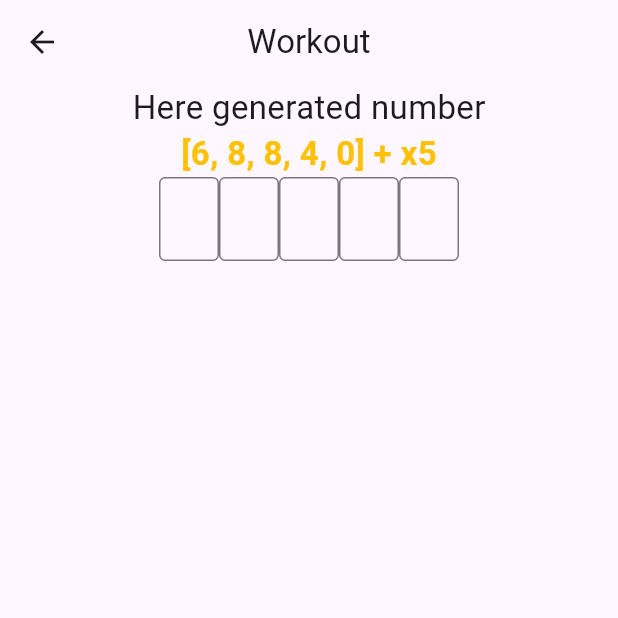
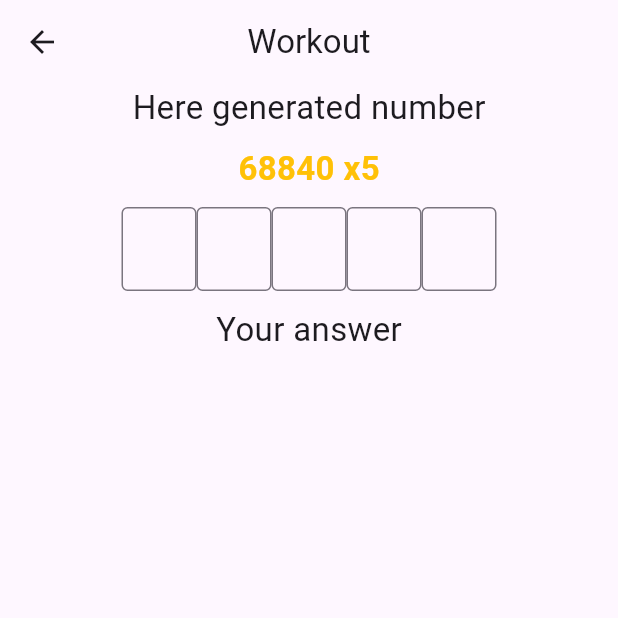
Before and after one commit to FrankMilvus/Trachtenberg-GREMA, a Flutter app: the OddsByFiveWorkout screen opened directly, on a phone screen of 412 x 824 dp, the top half of it. Run offline on Flutter 3.47's test engine with Material 3 defaults, Android fonts, the phone set to English and light mode, and no system bars.

Commit message:
Implement auto-focus inputs in "Odds by 5" and refactor number generation
- Update `OneDigitField` to accept `FocusNode` and `TextEditingController`, enabling automatic focus advancement upon input.
- Convert `OddsByFiveWorkout` to `StatefulWidget` to manage the lifecycle of input controllers and focus nodes.
- Refactor `RndDigit` helper to return a structured `EvenNumberResult` containing both individual digits and the composite number.
- Wire up chained focus nodes in `OddsByFiveWorkout` to allow automatic navigation between input fields.
- Clean up random generation logic in `get_rnd.dart` by removing debug prints and standardizing formatting.

```diff
--- a/lib/helper/get_rnd.dart
+++ b/lib/helper/get_rnd.dart
@@ -1,43 +1,39 @@
 import 'dart:math';
+
+class EvenNumberResult {
+  final List<int> digits;
+  final int number;
+
+  EvenNumberResult(this.digits, this.number);
+}
 
 class RndDigit {
   static final _random = Random();
 
-  static List<int> randomEven({required int count, int min = 0, int max = 10}) {
-    assert(max >= min);
-    int normalDigit= 0;
+  static EvenNumberResult randomEven({
+    required int count,
+    int min = 0,
+    int max = 10,
+  }) {
     List<int> digits = [];
-
 
     for (int i = 0; i < count; i++) {
       int n = _random.nextInt(max - min + 1) + min;
+      if (n.isOdd) n++;
+      if (n > max) n -= 2;
+      if (n == 10) n -= 2;
+      digits.add(n);
+    }
 
-      // Make it even
-      if (n.isOdd) n++;
+    if (digits[0] == 0) digits[0] += 2;
 
-      // Ensure we don't exceed max
-      if (n > max) n -= 2;
+    int number = arrayToDigit(digits);
 
-      // _tmpDigit = min + _random.nextInt(max - min + 1);
-      print('DIGITS: $n');
-      if (n==10) n-=2;
-      digits.add(n);
-
-    }
-    normalDigit = arrayToDigit(digits);
-    print('BIG NORMAL DIGIT $normalDigit');
-
-    if (digits[0]==0) digits[0]+=2;
-
-
-    print('BIG DIGIT $digits');
-
-    return digits;
+    return EvenNumberResult(digits, number);
   }
 }
 
-
-int arrayToDigit (List<int> array){
+int arrayToDigit(List<int> array) {
   int digit = 0;
 
   for (int i = 0; i < array.length; i++) {
--- a/lib/views/Pages/odds_by_five_workout.dart
+++ b/lib/views/Pages/odds_by_five_workout.dart
@@ -6,12 +6,42 @@ import 'package:untitled2/widgets/one_digit_field.dart';
 import '../../constants/text_styles.dart';
 import '../../widgets/back_widget.dart';
 
-class OddsByFiveWorkout extends StatelessWidget {
+class OddsByFiveWorkout extends StatefulWidget {
   const OddsByFiveWorkout({super.key});
 
   @override
+  State<OddsByFiveWorkout> createState() => _OddsByFiveWorkoutState();
+}
+
+class _OddsByFiveWorkoutState extends State<OddsByFiveWorkout> {
+  final f1 = FocusNode();
+  final f2 = FocusNode();
+  final f3 = FocusNode();
+  final f4 = FocusNode();
+  final f5 = FocusNode();
+
+  final c1 = TextEditingController();
+  final c2 = TextEditingController();
+  final c3 = TextEditingController();
+  final c4 = TextEditingController();
+  final c5 = TextEditingController();
+
+  @override
+  void dispose() {
+    f1.dispose();
+    f2.dispose();
+    f3.dispose();
+    f4.dispose();
+    f5.dispose();
+    c1.dispose(); c2.dispose(); c3.dispose(); c4.dispose(); c5.dispose();
+    super.dispose();
+  }
+
+  @override
   Widget build(BuildContext context) {
-    var digit = RndDigit.randomEven(count: 5);
+    var rnd = RndDigit.randomEven(count: 5);
+    List <int> digits = rnd.digits;
+    var digit = arrayToDigit(digits);
 
     return Scaffold(
       appBar: AppBar(
@@ -24,17 +54,21 @@ class OddsByFiveWorkout extends StatelessWidget {
       body: Column(
         children: [
           Text('Here generated number', style: KTextStyle.body(context)),
-          Text('$digit + x5', style: KTextStyle.digit(context)),
+          SizedBox(height: 10),
+          Text('$digit x5', style: KTextStyle.digit(context)),
+          SizedBox(height: 10),
           Row(
             mainAxisAlignment: MainAxisAlignment.center,
             children: [
-              OneDigitField(),
-              OneDigitField(),
-              OneDigitField(),
-              OneDigitField(),
-              OneDigitField(),
+              OneDigitField(focusNode: f1, nextFocus: f2, controller: c1),
+              OneDigitField(focusNode: f2, nextFocus: f3, controller: c2),
+              OneDigitField(focusNode: f3, nextFocus: f4, controller: c3),
+              OneDigitField(focusNode: f4, nextFocus: f5, controller: c4),
+              OneDigitField(focusNode: f5, controller: c5),
             ],
           ),
+          SizedBox(height: 10),
+          Text('Your answer', style: KTextStyle.body(context)),
         ],
       ),
     );
--- a/lib/widgets/one_digit_field.dart
+++ b/lib/widgets/one_digit_field.dart
@@ -2,14 +2,25 @@ import 'package:flutter/material.dart';
 import 'package:flutter/services.dart';
 
 class OneDigitField extends StatelessWidget {
-  const OneDigitField({super.key});
+  final FocusNode focusNode;
+  final FocusNode? nextFocus;
+  final TextEditingController controller;
+
+  const OneDigitField({
+    super.key,
+    required this.focusNode,
+    this.nextFocus,
+    required this.controller,
+  });
 
   @override
   Widget build(BuildContext context) {
     return SizedBox(
-      width: 40,
+      width: 50,
       child: TextField(
+        focusNode: focusNode,
         decoration: const InputDecoration(
+          counterText: '',
           border: OutlineInputBorder(),
         ),
         maxLength: 1,
@@ -19,6 +30,11 @@ class OneDigitField extends StatelessWidget {
           LengthLimitingTextInputFormatter(1),
         ],
         textAlign: TextAlign.center,
+        onChanged: (value) {
+          if (value.isNotEmpty && nextFocus != null) {
+            FocusScope.of(context).requestFocus(nextFocus);
+          }
+        },
       ),
     );
   }
```
